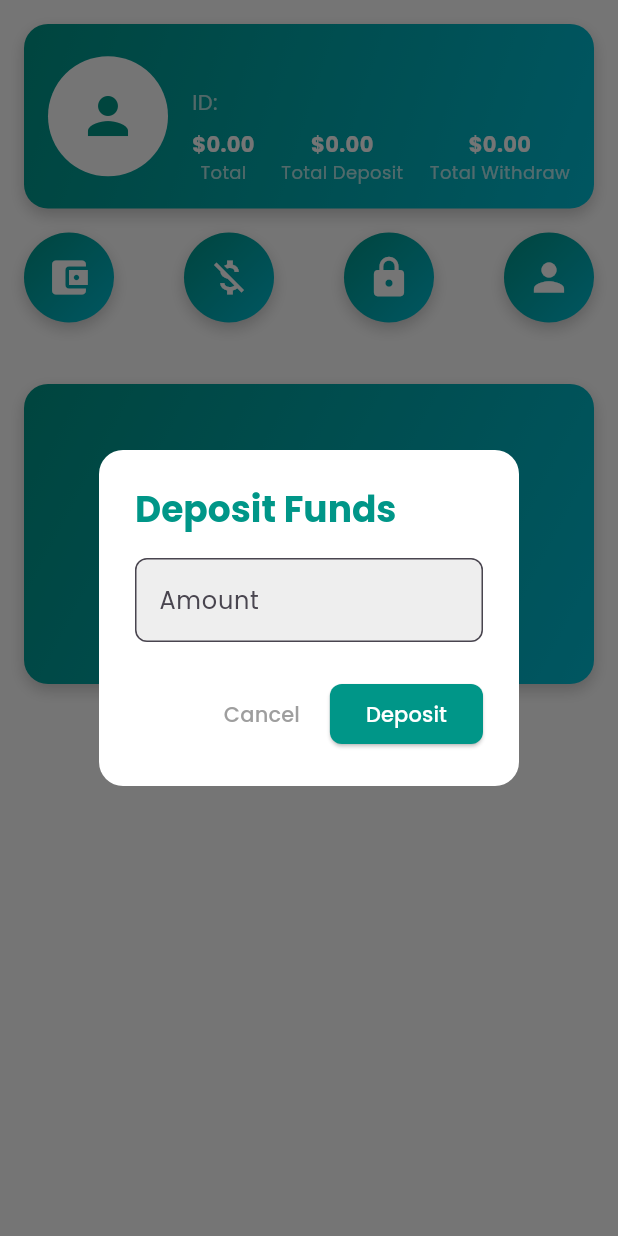
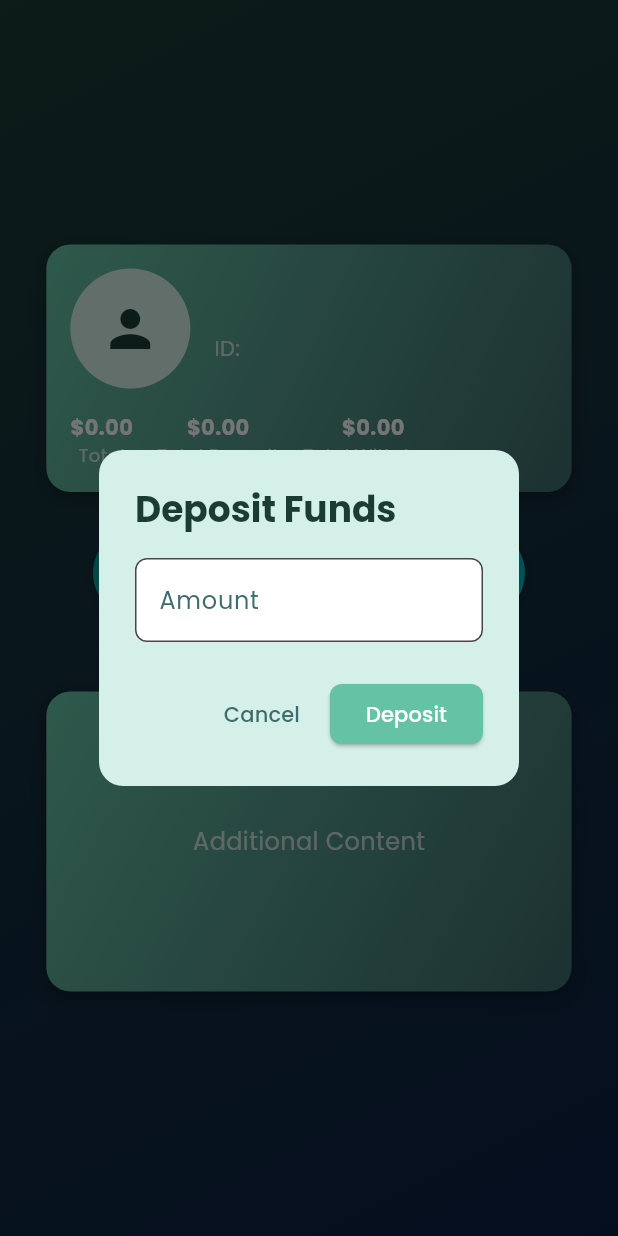
Before and after one commit to Chrissie21/GrowSafeWebApp, a Flutter app: the AccountPage screen opened directly with empty values, after a tap on the "account balance wallet" icon, on a phone screen of 412 x 824 dp. Run offline on Flutter 3.47's test engine with Material 3 defaults, Android fonts, the phone set to English and light mode, and no system bars; our stand-ins replace animate_do, google_fonts, shared_preferences; accounts and stored records are empty.

Commit message:
couple ui Fixes

```diff
--- a/growsafe_investments/lib/pages/account_page.dart
+++ b/growsafe_investments/lib/pages/account_page.dart
@@ -18,49 +18,89 @@ class AccountPage extends StatelessWidget {
 
   @override
   Widget build(BuildContext context) {
-    return SafeArea(
-      child: SingleChildScrollView(
+    return Scaffold(
+      body: Stack(
+        children: [
+          // Background layer
+          Container(
+            width: double.infinity,
+            height: double.infinity, // Ensure it covers the full screen
+            decoration: const BoxDecoration(
+              gradient: LinearGradient(
+                begin: Alignment.topLeft,
+                end: Alignment.bottomRight,
+                colors: [Color(0xFF1A3C34), Color(0xFF0A1F44)],
+              ),
+            ),
+          ),
+          // Scrollable content layer
+          SafeArea(
+            child: LayoutBuilder(
+              builder: (context, constraints) {
+                double padding = constraints.maxWidth > 600 ? 32.0 : 16.0;
+                double maxContentWidth = constraints.maxWidth > 800 ? 600 : constraints.maxWidth * 0.85;
+
+                return SingleChildScrollView(
+                  child: ConstrainedBox(
+                    constraints: BoxConstraints(
+                      minHeight: constraints.maxHeight, // Ensure content takes full height if shorter
+                    ),
                     child: Padding(
-          padding: const EdgeInsets.all(16.0),
+                      padding: EdgeInsets.all(padding),
+                      child: Center(
+                        child: ConstrainedBox(
+                          constraints: BoxConstraints(maxWidth: maxContentWidth),
                           child: Column(
-            crossAxisAlignment: CrossAxisAlignment.start,
+                            crossAxisAlignment: CrossAxisAlignment.center,
                             children: [
-              FadeInDown(child: _buildProfileSection()),
-              const SizedBox(height: 16),
-              FadeInLeft(child: _buildNavigationButtons(context)),
-              const SizedBox(height: 16),
-              FadeInUp(child: _buildAdditionalContent()),
+                              FadeInDown(child: _buildProfileSection(constraints)),
+                              SizedBox(height: padding * 1.5),
+                              FadeInLeft(child: _buildNavigationButtons(context, constraints)),
+                              SizedBox(height: padding * 1.5),
+                              FadeInUp(child: _buildAdditionalContent(constraints)),
                             ],
                           ),
                         ),
                       ),
+                    ),
+                  ),
+                );
+              },
+            ),
+          ),
+        ],
+      ),
     );
   }
 
-  Widget _buildProfileSection() {
+  Widget _buildProfileSection(BoxConstraints constraints) {
     return Container(
+      width: double.infinity,
       padding: const EdgeInsets.all(16),
       decoration: BoxDecoration(
         gradient: const LinearGradient(
-          colors: [Colors.teal, Colors.cyan],
+          colors: [Color(0xFF66C2A5), Color(0xFF3E6B6B)],
           begin: Alignment.topLeft,
           end: Alignment.bottomRight,
         ),
         borderRadius: BorderRadius.circular(16),
         boxShadow: [
           BoxShadow(
-            color: Colors.black.withOpacity(0.2),
-            blurRadius: 8,
+            color: Colors.black.withOpacity(0.3),
+            blurRadius: 10,
             offset: const Offset(0, 4),
           ),
         ],
       ),
-      child: Row(
+      child: Column(
+        crossAxisAlignment: CrossAxisAlignment.start,
+        children: [
+          Row(
             children: [
               const CircleAvatar(
                 radius: 40,
-            backgroundColor: Colors.white,
-            child: Icon(Icons.person, size: 40, color: Colors.teal),
+                backgroundColor: Color(0xFFD5F0E8),
+                child: Icon(Icons.person, size: 40, color: Color(0xFF1A3C34)),
               ),
               const SizedBox(width: 16),
               Expanded(
@@ -70,7 +110,7 @@ class AccountPage extends StatelessWidget {
                     Text(
                       user.userId,
                       style: GoogleFonts.poppins(
-                    fontSize: 18,
+                        fontSize: constraints.maxWidth > 600 ? 20 : 18,
                         fontWeight: FontWeight.bold,
                         color: Colors.white,
                       ),
@@ -79,12 +119,18 @@ class AccountPage extends StatelessWidget {
                       'ID: ${user.id}',
                       style: GoogleFonts.poppins(
                         color: Colors.white70,
-                    fontSize: 14,
+                        fontSize: constraints.maxWidth > 600 ? 16 : 14,
                       ),
                     ),
-                const SizedBox(height: 8),
-                Row(
-                  mainAxisAlignment: MainAxisAlignment.spaceBetween,
+                  ],
+                ),
+              ),
+            ],
+          ),
+          const SizedBox(height: 16),
+          Wrap(
+            spacing: constraints.maxWidth > 600 ? 32 : 16,
+            runSpacing: 8,
             children: [
               Column(
                 children: [
@@ -93,6 +139,7 @@ class AccountPage extends StatelessWidget {
                     style: GoogleFonts.poppins(
                       fontWeight: FontWeight.bold,
                       color: Colors.white,
+                      fontSize: constraints.maxWidth > 600 ? 16 : 14,
                     ),
                   ),
                   Text(
@@ -111,6 +158,7 @@ class AccountPage extends StatelessWidget {
                     style: GoogleFonts.poppins(
                       fontWeight: FontWeight.bold,
                       color: Colors.white,
+                      fontSize: constraints.maxWidth > 600 ? 16 : 14,
                     ),
                   ),
                   Text(
@@ -129,6 +177,7 @@ class AccountPage extends StatelessWidget {
                     style: GoogleFonts.poppins(
                       fontWeight: FontWeight.bold,
                       color: Colors.white,
+                      fontSize: constraints.maxWidth > 600 ? 16 : 14,
                     ),
                   ),
                   Text(
@@ -144,20 +193,21 @@ class AccountPage extends StatelessWidget {
           ),
         ],
       ),
-          ),
-        ],
-      ),
     );
   }
 
-  Widget _buildNavigationButtons(BuildContext context) {
-    return Row(
-      mainAxisAlignment: MainAxisAlignment.spaceBetween,
+  Widget _buildNavigationButtons(BuildContext context, BoxConstraints constraints) {
+    double buttonSize = constraints.maxWidth > 600 ? 80.0 : 60.0;
+    return Wrap(
+      spacing: constraints.maxWidth > 600 ? 32 : 16,
+      runSpacing: 16,
+      alignment: WrapAlignment.center,
       children: [
         ZoomIn(
           child: CircleButton(
             label: 'Deposit',
             icon: Icons.account_balance_wallet,
+            size: buttonSize,
             onPressed: () => _showDepositDialog(context),
           ),
         ),
@@ -165,6 +215,7 @@ class AccountPage extends StatelessWidget {
           child: CircleButton(
             label: 'Withdraw',
             icon: Icons.money_off,
+            size: buttonSize,
             onPressed: () => _showWithdrawDialog(context),
           ),
         ),
@@ -172,33 +223,36 @@ class AccountPage extends StatelessWidget {
           child: CircleButton(
             label: 'Password',
             icon: Icons.lock,
+            size: buttonSize,
             onPressed: () => _showPasswordDialog(context),
           ),
         ),
         ZoomIn(
-          child: const CircleButton(
+          child: CircleButton(
             label: 'Account',
             icon: Icons.person,
+            size: buttonSize,
           ),
         ),
       ],
     );
   }
 
-  Widget _buildAdditionalContent() {
+  Widget _buildAdditionalContent(BoxConstraints constraints) {
     return Container(
-      height: 200,
+      width: double.infinity,
+      height: constraints.maxWidth > 600 ? 250 : 200,
       decoration: BoxDecoration(
         gradient: const LinearGradient(
-          colors: [Colors.teal, Colors.cyan],
+          colors: [Color(0xFF66C2A5), Color(0xFF3E6B6B)],
           begin: Alignment.topLeft,
           end: Alignment.bottomRight,
         ),
         borderRadius: BorderRadius.circular(16),
         boxShadow: [
           BoxShadow(
-            color: Colors.black.withOpacity(0.2),
-            blurRadius: 8,
+            color: Colors.black.withOpacity(0.3),
+            blurRadius: 10,
             offset: const Offset(0, 4),
           ),
         ],
@@ -208,7 +262,7 @@ class AccountPage extends StatelessWidget {
           'Additional Content',
           style: GoogleFonts.poppins(
             color: Colors.white70,
-            fontSize: 16,
+            fontSize: constraints.maxWidth > 600 ? 18 : 16,
           ),
         ),
       ),
@@ -220,7 +274,7 @@ class AccountPage extends StatelessWidget {
     showDialog(
       context: context,
       builder: (context) => AlertDialog(
-        backgroundColor: Colors.white,
+        backgroundColor: const Color(0xFFD5F0E8),
         shape: RoundedRectangleBorder(
           borderRadius: BorderRadius.circular(16),
         ),
@@ -228,7 +282,7 @@ class AccountPage extends StatelessWidget {
           'Deposit Funds',
           style: GoogleFonts.poppins(
             fontWeight: FontWeight.bold,
-            color: Colors.teal,
+            color: const Color(0xFF1A3C34),
           ),
         ),
         content: TextField(
@@ -236,12 +290,12 @@ class AccountPage extends StatelessWidget {
           keyboardType: TextInputType.number,
           decoration: InputDecoration(
             labelText: 'Amount',
-            labelStyle: GoogleFonts.poppins(),
+            labelStyle: GoogleFonts.poppins(color: const Color(0xFF3E6B6B)),
             border: OutlineInputBorder(
               borderRadius: BorderRadius.circular(8),
             ),
             filled: true,
-            fillColor: Colors.grey[200],
+            fillColor: Colors.white,
           ),
         ),
         actions: [
@@ -249,12 +303,12 @@ class AccountPage extends StatelessWidget {
             onPressed: () => Navigator.pop(context),
             child: Text(
               'Cancel',
-              style: GoogleFonts.poppins(color: Colors.grey),
+              style: GoogleFonts.poppins(color: const Color(0xFF3E6B6B)),
             ),
           ),
           ElevatedButton(
             style: ElevatedButton.styleFrom(
-              backgroundColor: Colors.teal,
+              backgroundColor: const Color(0xFF66C2A5),
               shape: RoundedRectangleBorder(
                 borderRadius: BorderRadius.circular(8),
               ),
@@ -291,7 +345,7 @@ class AccountPage extends StatelessWidget {
     showDialog(
       context: context,
       builder: (context) => AlertDialog(
-        backgroundColor: Colors.white,
+        backgroundColor: const Color(0xFFD5F0E8),
         shape: RoundedRectangleBorder(
           borderRadius: BorderRadius.circular(16),
         ),
@@ -299,7 +353,7 @@ class AccountPage extends StatelessWidget {
           'Withdraw Funds',
           style: GoogleFonts.poppins(
             fontWeight: FontWeight.bold,
-            color: Colors.teal,
+            color: const Color(0xFF1A3C34),
           ),
         ),
         content: TextField(
@@ -307,12 +361,12 @@ class AccountPage extends StatelessWidget {
           keyboardType: TextInputType.number,
           decoration: InputDecoration(
             labelText: 'Amount',
-            labelStyle: GoogleFonts.poppins(),
+            labelStyle: GoogleFonts.poppins(color: const Color(0xFF3E6B6B)),
             border: OutlineInputBorder(
               borderRadius: BorderRadius.circular(8),
             ),
             filled: true,
-            fillColor: Colors.grey[200],
+            fillColor: Colors.white,
           ),
         ),
         actions: [
@@ -320,12 +374,12 @@ class AccountPage extends StatelessWidget {
             onPressed: () => Navigator.pop(context),
             child: Text(
               'Cancel',
-              style: GoogleFonts.poppins(color: Colors.grey),
+              style: GoogleFonts.poppins(color: const Color(0xFF3E6B6B)),
             ),
           ),
           ElevatedButton(
             style: ElevatedButton.styleFrom(
-              backgroundColor: Colors.teal,
+              backgroundColor: const Color(0xFF66C2A5),
               shape: RoundedRectangleBorder(
                 borderRadius: BorderRadius.circular(8),
               ),
@@ -372,7 +426,7 @@ class AccountPage extends StatelessWidget {
     showDialog(
       context: context,
       builder: (context) => AlertDialog(
-        backgroundColor: Colors.white,
+        backgroundColor: const Color(0xFFD5F0E8),
         shape: RoundedRectangleBorder(
           borderRadius: BorderRadius.circular(16),
         ),
@@ -380,19 +434,19 @@ class AccountPage extends StatelessWidget {
           'Change Password',
           style: GoogleFonts.poppins(
             fontWeight: FontWeight.bold,
-            color: Colors.teal,
+            color: const Color(0xFF1A3C34),
           ),
         ),
         content: Text(
           'Password change functionality coming soon!',
-          style: GoogleFonts.poppins(),
+          style: GoogleFonts.poppins(color: const Color(0xFF3E6B6B)),
         ),
         actions: [
           TextButton(
             onPressed: () => Navigator.pop(context),
             child: Text(
               'OK',
-              style: GoogleFonts.poppins(color: Colors.grey),
+              style: GoogleFonts.poppins(color: const Color(0xFF3E6B6B)),
             ),
           ),
         ],
--- a/growsafe_investments/lib/providers/auth_provider.dart
+++ b/growsafe_investments/lib/providers/auth_provider.dart
@@ -1,5 +1,6 @@
 import 'package:flutter/material.dart';
 import 'package:growsafe_investments/services/api_service.dart';
+import 'package:shared_preferences/shared_preferences.dart';
 
 class AuthProvider with ChangeNotifier {
   String? _token;
@@ -15,6 +16,10 @@ class AuthProvider with ChangeNotifier {
   String? get errorMessage => _errorMessage;
   bool get isAuthenticated => _token != null;
 
+  AuthProvider() {
+    _loadToken();
+  }
+
   Future<void> signup(String username, String email, String password, String confirmPassword) async {
     _setLoading(true);
     _clearError();
@@ -25,6 +30,7 @@ class AuthProvider with ChangeNotifier {
         _token = response['token'];
         _username = username;
         _email = email;
+        await _saveToken(_token!);
         notifyListeners();
       } else {
         _setError(response['error'] ?? 'Signup failed');
@@ -45,7 +51,9 @@ class AuthProvider with ChangeNotifier {
       if (response.containsKey('token')) {
         _token = response['token'];
         _username = username;
-        final profileResponse = await ApiService.getProfile(_token!); // Pass the token
+        await _saveToken(_token!);  // Save token to local storage
+
+        final profileResponse = await ApiService.getProfile(_token!);
         _email = profileResponse['email'];
         notifyListeners();
       } else {
@@ -63,11 +71,12 @@ class AuthProvider with ChangeNotifier {
     _clearError();
 
     try {
-      final response = await ApiService.logout(_token!); // Pass the token
+      final response = await ApiService.logout(_token!);
       if (response['message'] == 'Logout successful') {
         _token = null;
         _username = null;
         _email = null;
+        await _clearToken();
         notifyListeners();
       } else {
         _setError('Logout failed');
@@ -82,7 +91,7 @@ class AuthProvider with ChangeNotifier {
   Future<void> checkAuthStatus() async {
     if (_token != null) {
       try {
-        final profileResponse = await ApiService.getProfile(_token!); // Pass the token
+        final profileResponse = await ApiService.getProfile(_token!);
         if (profileResponse.containsKey('username')) {
           _username = profileResponse['username'];
           _email = profileResponse['email'];
@@ -91,15 +100,38 @@ class AuthProvider with ChangeNotifier {
           _token = null;
           _username = null;
           _email = null;
+          await _clearToken();
           notifyListeners();
         }
       } catch (e) {
         _token = null;
         _username = null;
         _email = null;
+        await _clearToken();
         notifyListeners();
       }
     }
+  }
+
+  // Save token to SharedPreferences
+  Future<void> _saveToken(String token) async {
+    final prefs = await SharedPreferences.getInstance();
+    await prefs.setString('auth_token', token);
+  }
+
+  // Load token from SharedPreferences
+  Future<void> _loadToken() async {
+    final prefs = await SharedPreferences.getInstance();
+    _token = prefs.getString('auth_token');
+    if (_token != null) {
+      await checkAuthStatus();
+    }
+  }
+
+  // Clear token from SharedPreferences
+  Future<void> _clearToken() async {
+    final prefs = await SharedPreferences.getInstance();
+    await prefs.remove('auth_token');
   }
 
   void _setLoading(bool value) {
--- a/growsafe_investments/lib/widgets/circle_button.dart
+++ b/growsafe_investments/lib/widgets/circle_button.dart
@@ -5,12 +5,14 @@ class CircleButton extends StatelessWidget {
   final String label;
   final IconData icon;
   final VoidCallback? onPressed;
+  final double size; // Added size parameter
 
   const CircleButton({
     super.key,
     required this.label,
     required this.icon,
     this.onPressed,
+    this.size = 60.0, // Default size (diameter of the button)
   });
 
   @override
@@ -20,6 +22,8 @@ class CircleButton extends StatelessWidget {
         GestureDetector(
           onTap: onPressed,
           child: Container(
+            width: size, // Set width based on size
+            height: size, // Set height based on size
             decoration: BoxDecoration(
               gradient: const LinearGradient(
                 colors: [Colors.teal, Colors.cyan],
@@ -36,11 +40,11 @@ class CircleButton extends StatelessWidget {
               ],
             ),
             child: CircleAvatar(
-              radius: 30,
+              radius: size / 2, // Radius is half the size
               backgroundColor: Colors.transparent,
               child: Icon(
                 icon,
-                size: 30,
+                size: size * 0.5, // Icon scales with button size
                 color: Colors.white,
               ),
             ),
@@ -51,7 +55,7 @@ class CircleButton extends StatelessWidget {
           label,
           style: GoogleFonts.poppins(
             color: Colors.white,
-            fontSize: 12,
+            fontSize: size * 0.2, // Text scales with button size
           ),
         ),
       ],
--- a/growsafe_investments/pubspec.yaml
+++ b/growsafe_investments/pubspec.yaml
@@ -43,6 +43,7 @@ dependencies:
   # The following adds the Cupertino Icons font to your application.
   # Use with the CupertinoIcons class for iOS style icons.
   cupertino_icons: ^1.0.8
+  shared_preferences: ^2.5.3
 
 dev_dependencies:
   flutter_test:
```
Also changed, not shown: growsafe_investments/pubspec.lock, 2 other files. Lines whose indentation alone changed are shown as unchanged.
